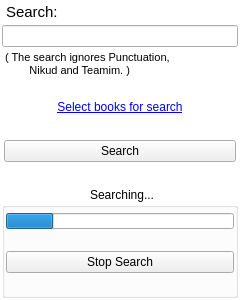
The window that android-exp/mobileapp.ui (MosheWagner/Orayta-QT) describes before a commit, drawn with Qt 5.
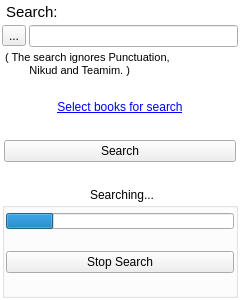
The same window after the commit. The open tabs and pages were chosen to show the change. Icons and pictures are not drawn.

Diff of the .ui file:
```diff
--- a/android-exp/mobileapp.ui
+++ b/android-exp/mobileapp.ui
@@ -2394,14 +2394,29 @@
         </widget>
        </item>
        <item>
-        <widget class="QLineEdit" name="searchInBooksLine">
-         <property name="layoutDirection">
-          <enum>Qt::RightToLeft</enum>
-         </property>
-         <property name="alignment">
-          <set>Qt::AlignRight|Qt::AlignTrailing|Qt::AlignVCenter</set>
-         </property>
-        </widget>
+        <layout class="QHBoxLayout" name="horizontalLayout_7">
+         <item>
+          <widget class="QToolButton" name="clearSearchBTN">
+           <property name="text">
+            <string>...</string>
+           </property>
+           <property name="icon">
+            <iconset resource="Orayta.qrc">
+             <normaloff>:/Icons/edit-delete.png</normaloff>:/Icons/edit-delete.png</iconset>
+           </property>
+          </widget>
+         </item>
+         <item>
+          <widget class="QLineEdit" name="searchInBooksLine">
+           <property name="layoutDirection">
+            <enum>Qt::RightToLeft</enum>
+           </property>
+           <property name="alignment">
+            <set>Qt::AlignRight|Qt::AlignTrailing|Qt::AlignVCenter</set>
+           </property>
+          </widget>
+         </item>
+        </layout>
        </item>
        <item>
         <widget class="QLabel" name="label_3">
```
Left out of the diff: 61 changed lines with no effect on the pictures.
